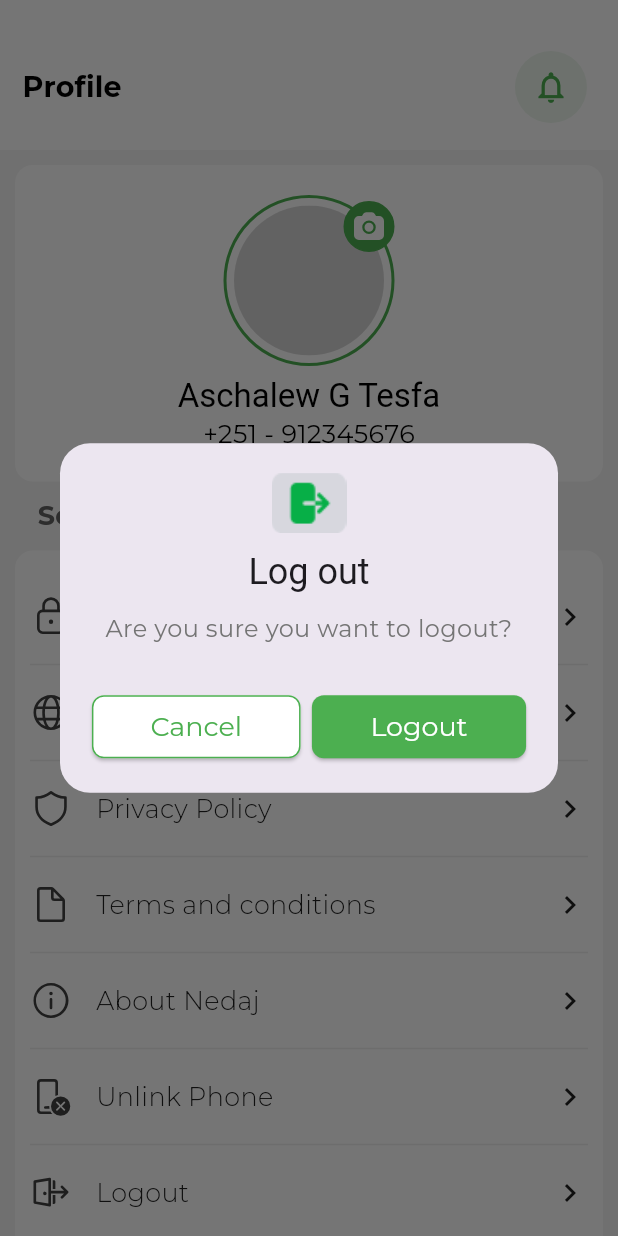
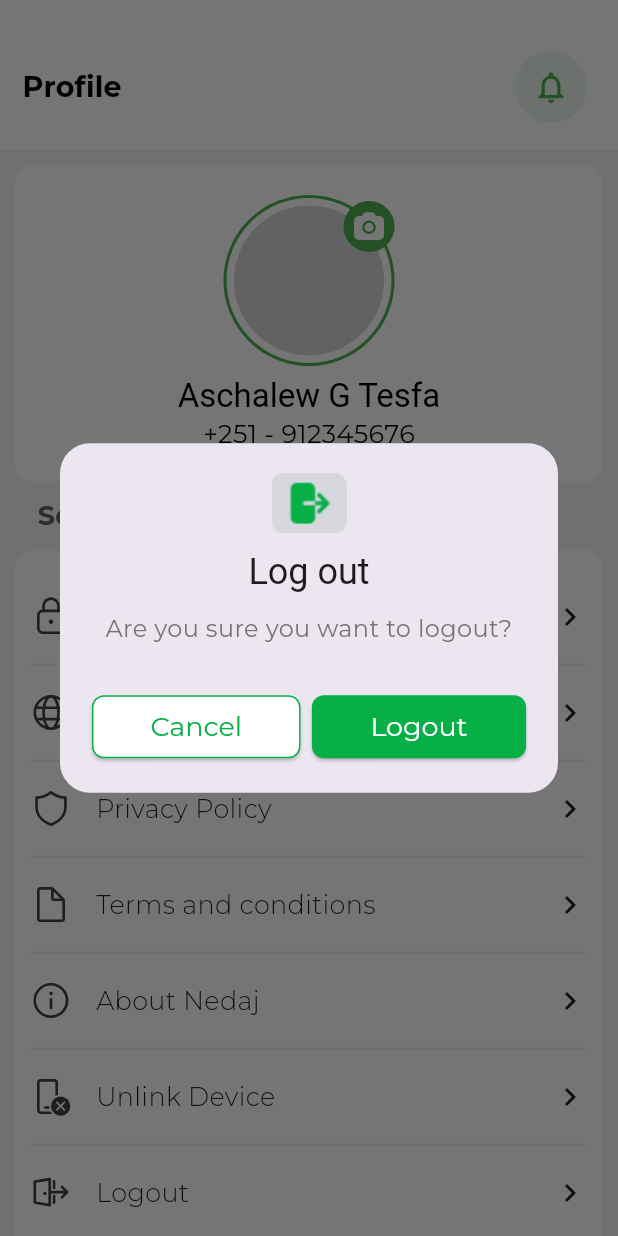
Before and after one commit to Edil-Ayehu/nedaj, a Flutter app: the ProfileScreen screen opened directly, after a tap on "Logout", on a phone screen of 412 x 824 dp. Run offline on Flutter 3.47's test engine with Material 3 defaults, Android fonts, the phone set to English and light mode, and no system bars; drawn by our look-alikes of fancy_shimmer_image; our stand-ins replace fluentui_system_icons, gap, get, google_fonts, hive, hive_flutter and 7 more; missing offline and left inert: qr_code_scanner; accounts and stored records are empty.

Commit message:
Unlink Device dialog UI completed.

```diff
--- a/lib/localization/translations/en_us.dart
+++ b/lib/localization/translations/en_us.dart
@@ -22,5 +22,5 @@ const Map<String, String> enUS = {
   "registered_vehicles": "Registered Vehicles",
   "linked_cars": "The cars listed below are linked to your bank account.",
   "terms_conditions": "Terms and conditions",
-  "unlink_phone": "Unlink Phone",
+  "unlink_phone": "Unlink Device",
 };
--- a/lib/screens/profile screen/widgets/profile_page_second_container.dart
+++ b/lib/screens/profile screen/widgets/profile_page_second_container.dart
@@ -2,6 +2,7 @@ import 'package:fluentui_system_icons/fluentui_system_icons.dart';
 import 'package:nedaj/auth/screens/login_screen.dart';
 import 'package:nedaj/export.dart';
 import 'package:nedaj/screens/webview_widget.dart';
+import 'package:nedaj/utils/constants.dart';
 
 class ProfilePageSecondContainer extends StatelessWidget {
   ProfilePageSecondContainer({super.key});
@@ -21,6 +22,7 @@ class ProfilePageSecondContainer extends StatelessWidget {
       ),
       child: Column(
         children: [
+          // Change Pin
           ProfileInfoContainer(
             text: 'change_pin'.tr,
             icon: FluentIcons.lock_closed_24_regular,
@@ -35,6 +37,7 @@ class ProfilePageSecondContainer extends StatelessWidget {
               );
             },
           ),
+          // Language
           ProfileInfoContainer(
             text: 'language'.tr,
             icon: FluentIcons.globe_24_regular,
@@ -42,6 +45,7 @@ class ProfilePageSecondContainer extends StatelessWidget {
               showLanguageSelectionBottomSheet(context);
             },
           ),
+          // Privacy Policy
           ProfileInfoContainer(
             text: 'Privacy Policy',
             icon: FluentIcons.shield_24_regular,
@@ -52,6 +56,7 @@ class ProfilePageSecondContainer extends StatelessWidget {
                   ));
             },
           ),
+          // Terms and Conditions
           ProfileInfoContainer(
             text: 'terms_conditions'.tr,
             icon: FluentIcons.document_24_regular,
@@ -62,6 +67,7 @@ class ProfilePageSecondContainer extends StatelessWidget {
                   ));
             },
           ),
+          // About Nedaj
           ProfileInfoContainer(
             text: 'About Nedaj',
             icon: FluentIcons.info_24_regular,
@@ -72,23 +78,50 @@ class ProfilePageSecondContainer extends StatelessWidget {
                   ));
             },
           ),
+          // Unlink Device
           ProfileInfoContainer(
             text: 'unlink_phone'.tr,
             icon: FluentIcons.phone_dismiss_24_regular,
-            onTap: () {},
+            onTap: () {
+              _showCustomDialog(
+                context,
+                'assets/images/unlink_dialog_image.png',
+                'Unlink Device',
+                'Are you sure you want to unlink your account from this device?',
+                'Cancel',
+                'Unlink',
+                () {
+                  // Add unlink phone logic here
+                  Navigator.of(context).pop();
+                },
+              );
+            },
           ),
+          // Logout
           ProfileInfoContainer(
             text: 'logout'.tr,
             icon: FluentIcons.sign_out_24_regular,
             onTap: () {
-              // Navigator.of(context)
-              //     .pushAndRemoveUntil(
-              //         MaterialPageRoute(builder: (context) => LoginScreen()),
-              //         (route) => false)
-              //     .then((value) {
-              //   homeController.currentPage.value = 0;
-              // });
-              _showLogoutDialog(context);
+              // _showLogoutDialog(context);
+              _showCustomDialog(
+                context,
+                'assets/images/logout_dialog_image.png',
+                'Log out',
+                'Are you sure you want to logout?',
+                'Cancel',
+                'Logout',
+                () {
+                  Navigator.of(context).pop();
+                  Navigator.of(context)
+                      .pushAndRemoveUntil(
+                          MaterialPageRoute(
+                              builder: (context) => LoginScreen()),
+                          (route) => false)
+                      .then((value) {
+                    homeController.currentPage.value = 0;
+                  });
+                },
+              );
             },
           ),
         ],
@@ -96,7 +129,15 @@ class ProfilePageSecondContainer extends StatelessWidget {
     );
   }
 
-  void _showLogoutDialog(BuildContext context) {
+  void _showCustomDialog(
+    BuildContext context,
+    String imagePath,
+    String title,
+    String message,
+    String cancelButtonText,
+    String actionButtonText,
+    VoidCallback onActionPressed,
+  ) {
     showDialog(
       context: context,
       builder: (BuildContext context) {
@@ -110,21 +151,21 @@ class ProfilePageSecondContainer extends StatelessWidget {
               mainAxisSize: MainAxisSize.min,
               children: [
                 Image.asset(
-                  'assets/images/logout_dialog_image.png',
+                  imagePath,
                   height: 40,
                   width: 50,
                   fit: BoxFit.cover,
                 ),
                 SizedBox(height: 10),
                 Text(
-                  'Log out',
+                  title,
                   style: Theme.of(context).textTheme.headlineSmall!.copyWith(
                         fontSize: 24,
                       ),
                 ),
                 SizedBox(height: 10),
                 Text(
-                  'Are you sure you want to logout?',
+                  message,
                   textAlign: TextAlign.center,
                   style: TextStyle(
                     fontSize: 16,
@@ -138,8 +179,8 @@ class ProfilePageSecondContainer extends StatelessWidget {
                     ElevatedButton(
                       style: ElevatedButton.styleFrom(
                         backgroundColor: Colors.white,
-                        foregroundColor: Colors.green,
-                        side: BorderSide(color: Colors.green),
+                        foregroundColor: Constants.primaryColor,
+                        side: BorderSide(color: Constants.primaryColor),
                         shape: RoundedRectangleBorder(
                           borderRadius: BorderRadius.circular(8),
                         ),
@@ -147,7 +188,7 @@ class ProfilePageSecondContainer extends StatelessWidget {
                       child: Padding(
                         padding:
                             EdgeInsets.symmetric(horizontal: 15, vertical: 10),
-                        child: Text('Cancel'),
+                        child: Text(cancelButtonText),
                       ),
                       onPressed: () {
                         Navigator.of(context).pop();
@@ -156,28 +197,18 @@ class ProfilePageSecondContainer extends StatelessWidget {
                     Gap(5),
                     ElevatedButton(
                       style: ElevatedButton.styleFrom(
-                        backgroundColor: Colors.green,
+                        backgroundColor: Constants.primaryColor,
                         foregroundColor: Colors.white,
                         shape: RoundedRectangleBorder(
                           borderRadius: BorderRadius.circular(8),
                         ),
                       ),
+                      onPressed: onActionPressed,
                       child: Padding(
                         padding:
                             EdgeInsets.symmetric(horizontal: 15, vertical: 10),
-                        child: Text('Logout'),
+                        child: Text(actionButtonText),
                       ),
-                      onPressed: () {
-                        Navigator.of(context).pop();
-                        Navigator.of(context)
-                            .pushAndRemoveUntil(
-                                MaterialPageRoute(
-                                    builder: (context) => LoginScreen()),
-                                (route) => false)
-                            .then((value) {
-                          homeController.currentPage.value = 0;
-                        });
-                      },
                     ),
                   ],
                 ),
```
